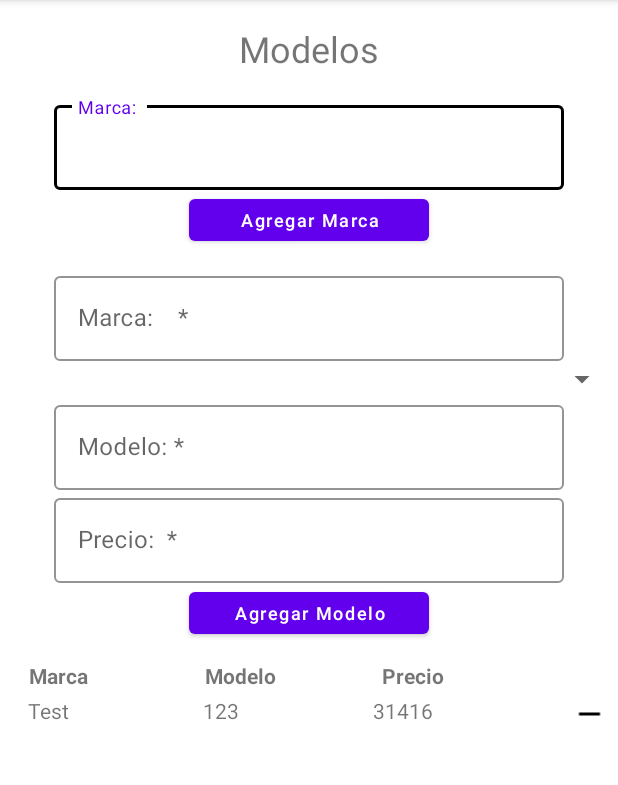
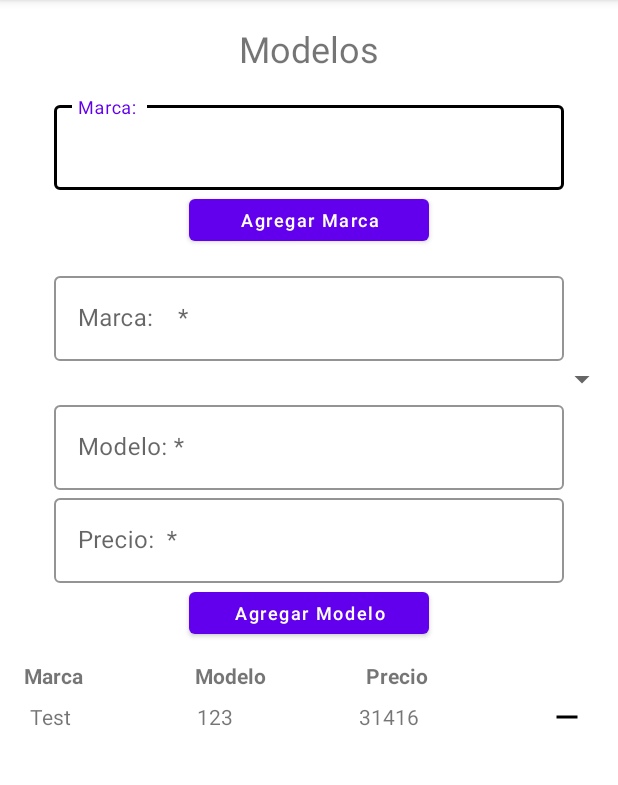
Before and after one commit to dev-rafael/nexu_test, an Android app: the screen it shows after launch (MainActivity), on a phone screen of 412 x 824 dp, the part 84-869 px from its top. Run offline under Robolectric (Android 15) with nearby library versions, the phone set to English and light mode, and no system bars.

Commit message:
Added the remove item functionality

```diff
--- a/app/src/main/java/com/rgdev/test_nexu/FormularioFragment.kt
+++ b/app/src/main/java/com/rgdev/test_nexu/FormularioFragment.kt
@@ -8,6 +8,7 @@ import androidx.fragment.app.Fragment
 import android.view.LayoutInflater
 import android.view.View
 import android.view.ViewGroup
+import android.widget.ImageButton
 import android.widget.TextView
 import androidx.lifecycle.ViewModelProvider
 import androidx.recyclerview.widget.LinearLayoutManager
@@ -26,16 +27,18 @@ class FormularioFragment : Fragment() {
     private lateinit var recyclerView: RecyclerView
     private lateinit var adapter: MyAdapter
 
-    private class MyAdapter(var myDataset: Array<ModelListItem>): RecyclerView.Adapter<MyAdapter.MyViewHolder>() {
+    private class MyAdapter(var myDataset: Array<ModelListItem>, var removeFun: (Int)->Unit): RecyclerView.Adapter<MyAdapter.MyViewHolder>() {
         class MyViewHolder(view: View) : RecyclerView.ViewHolder(view){
             val marca: TextView
             val modelo: TextView
             val precio: TextView
+            val remove: ImageButton
 
             init {
                 marca = view.textView_marca_item
                 modelo = view.textView_modelo_item
                 precio = view.textView_precio_item
+                remove = view.imageButton_remove_item
             }
         }
 
@@ -55,6 +58,9 @@ class FormularioFragment : Fragment() {
             holder.marca.text = myDataset[position].marca
             holder.modelo.text = myDataset[position].modelo
             holder.precio.text = myDataset[position].precio.toString()
+            holder.remove.setOnClickListener {
+                removeFun(holder.adapterPosition)
+            }
         }
     }
 
@@ -76,7 +82,7 @@ class FormularioFragment : Fragment() {
             setHasFixedSize(false)
             //itemAnimator = null
         }
-        adapter = MyAdapter(viewModel.listaModelos.toTypedArray())
+        adapter = MyAdapter(viewModel.listaModelos.toTypedArray(), ::removeItem)
         recyclerView.adapter = adapter
 
         button_agregar_marca.setOnClickListener {
@@ -85,7 +91,7 @@ class FormularioFragment : Fragment() {
 
             textLayout_agregar_marca.error = if(noMarca) "* Campo requerido" else null
 
-            if (noMarca){
+            if (!noMarca){
                 viewModel.listaMarcas.add(text)
                 textInput_agregar_marca.setText("")
                 Log.i("Lista Marcas", viewModel.listaMarcas.toString())
@@ -111,6 +117,10 @@ class FormularioFragment : Fragment() {
                 textInput_modelo.setText("")
                 textInput_precio.setText("")
 
+                if (viewModel.listaModelos.isEmpty()){
+                    linearLayout_list_header.visibility = View.VISIBLE
+                }
+
                 viewModel.listaModelos.add(ModelListItem(marca, modelo, precio.toInt()))
                 adapter.myDataset = viewModel.listaModelos.toTypedArray()
                 adapter.notifyItemInserted(viewModel.listaModelos.size-1)
@@ -121,4 +131,13 @@ class FormularioFragment : Fragment() {
 
     }
 
+    fun removeItem(index: Int){
+        viewModel.listaModelos.removeAt(index)
+        adapter.myDataset = viewModel.listaModelos.toTypedArray()
+        adapter.notifyItemRemoved(index)
+        if (viewModel.listaModelos.isEmpty()){
+            linearLayout_list_header.visibility = View.INVISIBLE
+        }
+    }
+
 }
--- a/app/src/main/res/layout/formulario_fragment.xml
+++ b/app/src/main/res/layout/formulario_fragment.xml
@@ -119,14 +119,12 @@
         android:layout_height="12dp" />
 
     <LinearLayout
+        android:id="@+id/linearLayout_list_header"
         android:layout_width="match_parent"
         android:layout_height="wrap_content"
-        android:orientation="horizontal">
-
-        <Space
-            android:layout_width="0dp"
-            android:layout_height="wrap_content"
-            android:layout_weight="0.5" />
+        android:orientation="horizontal"
+        android:paddingStart="16dp"
+        android:paddingEnd="16dp">
 
         <TextView
             android:id="@+id/textView_marca_item3"
--- a/app/src/main/res/layout/model_list_item.xml
+++ b/app/src/main/res/layout/model_list_item.xml
@@ -2,12 +2,11 @@
 <LinearLayout xmlns:android="http://schemas.android.com/apk/res/android"
     xmlns:app="http://schemas.android.com/apk/res-auto"
     android:layout_width="match_parent"
-    android:layout_height="wrap_content">
-
-    <Space
-        android:layout_width="0dp"
-        android:layout_height="wrap_content"
-        android:layout_weight="0.5" />
+    android:layout_height="wrap_content"
+    android:paddingStart="16dp"
+    android:paddingTop="4dp"
+    android:paddingEnd="16dp"
+    android:paddingBottom="4dp">
 
     <TextView
         android:id="@+id/textView_marca_item"
@@ -33,11 +32,17 @@
         android:text="Precio"
         android:textAlignment="textStart" />
 
-    <ImageView
-        android:id="@+id/imageView"
+    <ImageButton
+        android:id="@+id/imageButton_remove_item"
         android:layout_width="0dp"
-        android:layout_height="wrap_content"
+        android:layout_height="match_parent"
         android:layout_weight="1"
-        app:srcCompat="@drawable/ic_remove_black_24dp" />
+        android:alpha="1"
+        android:background="#FFFFFF"
+        android:cropToPadding="false"
+        android:padding="12dp"
+        android:scaleType="center"
+        android:src="@drawable/ic_remove_black_24dp"
+        android:tint="#000000" />
 
 </LinearLayout>
```
